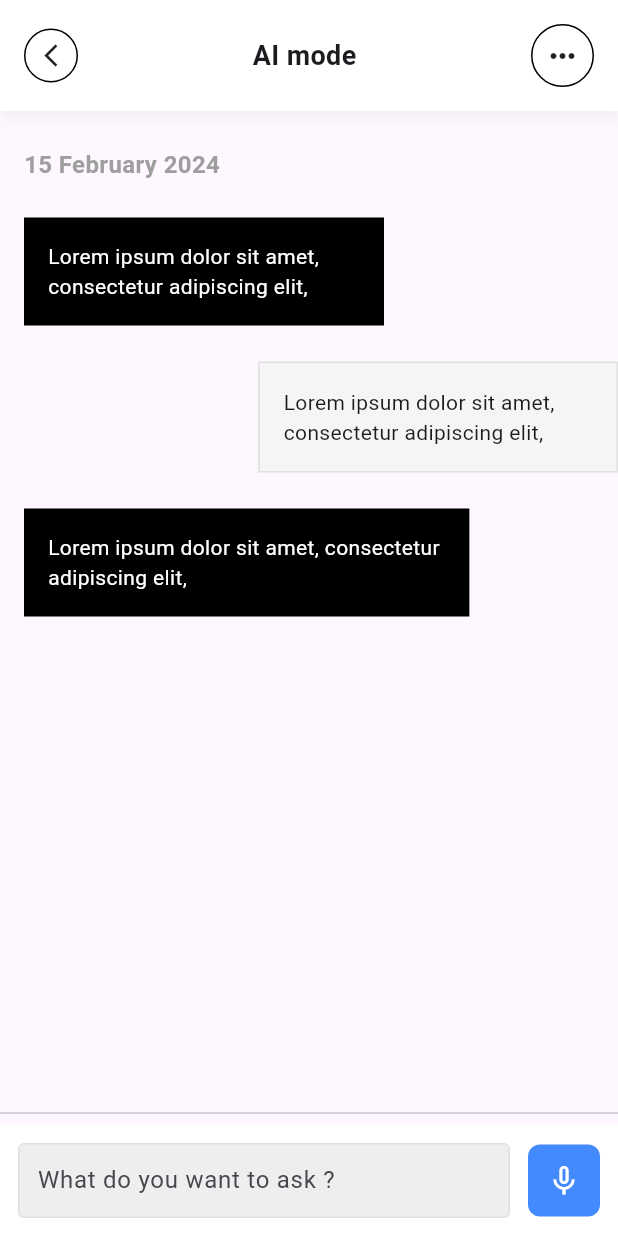
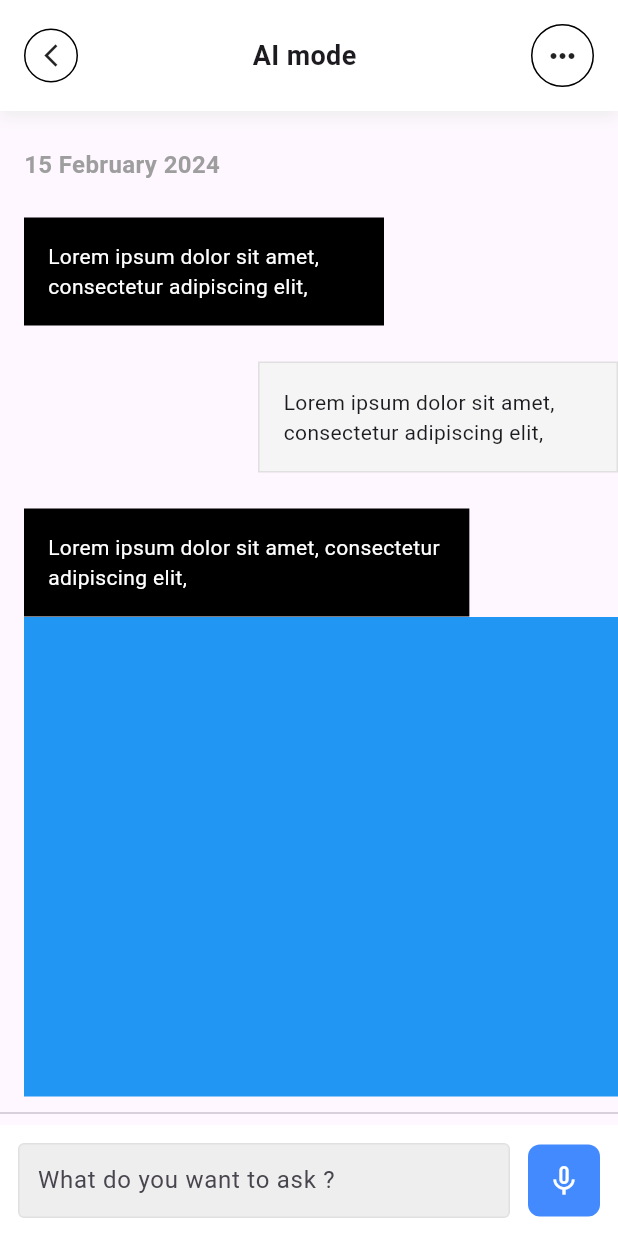
Before and after one commit to JAICHANGPARK/flutter_notebook_chapter_36, a Flutter app: the AiTravelChatPage screen opened directly, on a phone screen of 412 x 824 dp. Run offline on Flutter 3.47's test engine with Material 3 defaults, Android fonts, the phone set to English and light mode, and no system bars; our stand-ins replace gap, google_fonts.

Commit message:
Update ai_travel_chat_page.dart

```diff
--- a/lib/ep1841_ai_travel_app/views/ai_travel_chat_page.dart
+++ b/lib/ep1841_ai_travel_app/views/ai_travel_chat_page.dart
@@ -146,6 +146,20 @@ class _AiTravelChatPageState extends State<AiTravelChatPage> {
                         ),
                       ],
                     ),
+                    SizedBox(
+                      height: 320,
+                      child: ListView.builder(
+                        scrollDirection: Axis.horizontal,
+                        itemBuilder: (context, index) {
+                          return Container(
+                            width: 320,
+                            decoration: BoxDecoration(
+                              color: Colors.blue,
+                            ),
+                          );
+                        },
+                      ),
+                    )
                   ],
                 ),
               ),
```
